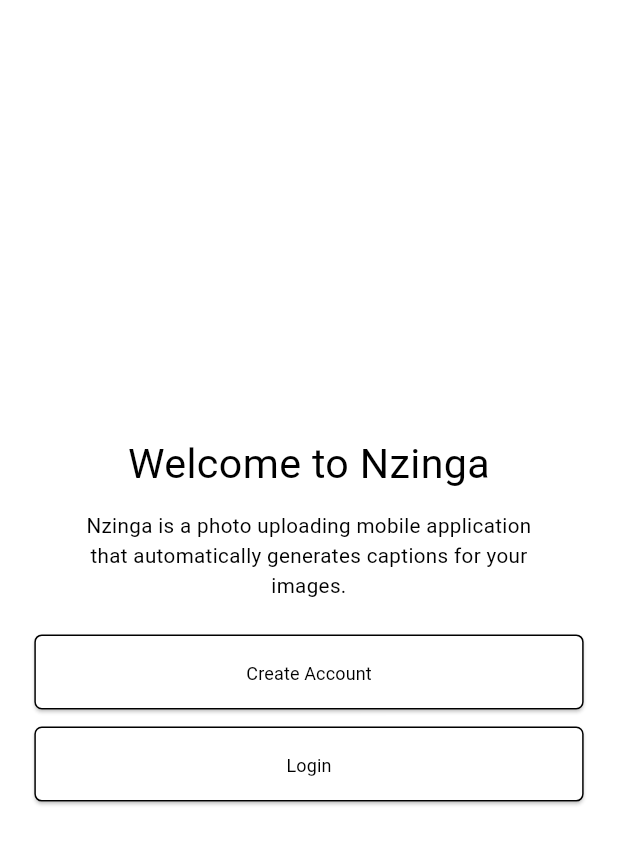
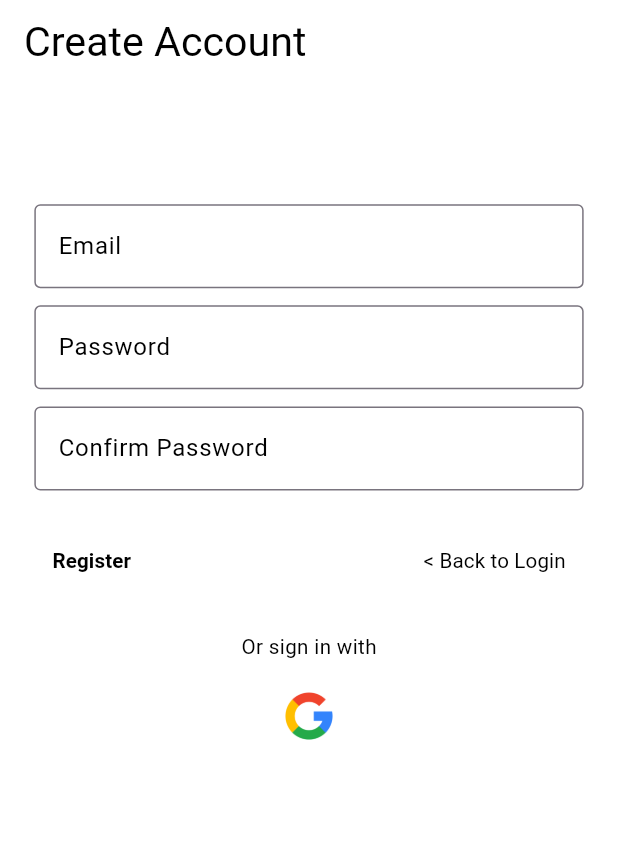
Before and after one commit to OkoroaforKelechiDivine/nzinger, a Flutter app: the screen it shows after launch, after a tap on "Create Account", on a phone screen of 412 x 824 dp. Shown: the top 845 px of the screen. Run offline on Flutter 3.47's test engine with Material 3 defaults, Android fonts, the phone set to English and light mode, and no system bars; our stand-ins replace flutter_screenutil, get_it, stacked; statements that could not run were skipped.

```diff
--- /dev/null
+++ b/lib/default_settings/app_text_field/app_text_field.dart
@@ -0,0 +1,32 @@
+import 'package:flutter/material.dart';
+import 'package:nzinga/app_theme/theme_manager.dart';
+
+class AppTextField extends StatelessWidget {
+  final String labelText;
+  final bool obscureText;
+
+  const AppTextField({
+    super.key,
+    required this.labelText,
+    this.obscureText = false,
+  });
+
+  @override
+  Widget build(BuildContext context) {
+    return TextField(
+      cursorColor: Colors.black,
+      decoration: InputDecoration(
+        labelText: labelText,
+        border: const OutlineInputBorder(),
+        focusedBorder: OutlineInputBorder(
+          borderSide: BorderSide(
+            color: AppColors.black,
+          ),
+        ),
+        labelStyle: TextStyle(color: AppColors.black),
+        floatingLabelStyle: TextStyle(color: AppColors.black),
+      ),
+      obscureText: obscureText,
+    );
+  }
+}
--- /dev/null
+++ b/lib/default_settings/constants/app_assets.dart
@@ -0,0 +1,3 @@
+class AppAssets{
+    static const String googleLogo = 'assets/png/google_image.png';
+}
--- /dev/null
+++ b/lib/view/auth/register/register_screen.dart
@@ -0,0 +1,55 @@
+import 'package:flutter/material.dart';
+import 'package:flutter_screenutil/flutter_screenutil.dart';
+import 'package:nzinga/app_theme/font_manager.dart';
+import 'package:nzinga/default_settings/app_text/app_text.dart';
+import 'package:nzinga/default_settings/app_text_field/app_text_field.dart';
+import 'package:nzinga/view/auth/widget/auth_text_buttons.dart';
+import 'package:nzinga/view/auth/widget/sign_in_options.dart';
+
+class RegisterScreen extends StatelessWidget {
+  const RegisterScreen({super.key});
+
+  @override
+  Widget build(BuildContext context) {
+    return Scaffold(
+      appBar: AppBar(
+        title: AppText(
+          text: 'Create Account',
+          fontSize: AppFontSize.s24.sp,
+        ),
+      ),
+      body: Center(
+        child: Padding(
+          padding: EdgeInsets.all(20.sp),
+          child: Column(
+            children: <Widget>[
+              SizedBox(height: 50.sp),
+              const AppTextField(
+                labelText: 'Email',
+              ),
+              SizedBox(height: 10.sp),
+              const AppTextField(
+                labelText: 'Password',
+                obscureText: true,
+              ),
+              SizedBox(height: 10.sp),
+              const AppTextField(
+                labelText: 'Confirm Password',
+                obscureText: true,
+              ),
+              SizedBox(height: 20.sp),
+              AuthTextButtons(
+                onRegisterPressed: () {},
+                onBackToLoginPressed: () {
+                  Navigator.pop(context);
+                },
+              ),
+              SizedBox(height: 20.sp),
+              const SignInWithOptions(),
+            ],
+          ),
+        ),
+      ),
+    );
+  }
+}
--- /dev/null
+++ b/lib/view/auth/widget/auth_text_buttons.dart
@@ -0,0 +1,39 @@
+import 'package:flutter/material.dart';
+import 'package:flutter_screenutil/flutter_screenutil.dart';
+import 'package:nzinga/app_theme/font_manager.dart';
+import 'package:nzinga/default_settings/app_text/app_text.dart';
+
+class AuthTextButtons extends StatelessWidget {
+  final VoidCallback onRegisterPressed;
+  final VoidCallback onBackToLoginPressed;
+
+  const AuthTextButtons({
+    super.key,
+    required this.onRegisterPressed,
+    required this.onBackToLoginPressed,
+  });
+
+  @override
+  Widget build(BuildContext context) {
+    return Row(
+      children: [
+        TextButton(
+          onPressed: onRegisterPressed,
+          child: AppText(
+            text: 'Register',
+            fontWeight: AppFontWeight.bold,
+            fontSize: AppFontSize.s12.sp,
+          ),
+        ),
+        const Spacer(),
+        TextButton(
+          onPressed: onBackToLoginPressed,
+          child: AppText(
+            text: '< Back to Login',
+            fontSize: AppFontSize.s12.sp,
+          ),
+        ),
+      ],
+    );
+  }
+}
--- /dev/null
+++ b/lib/view/auth/widget/sign_in_options.dart
@@ -0,0 +1,37 @@
+import 'package:flutter/material.dart';
+import 'package:flutter_screenutil/flutter_screenutil.dart';
+import 'package:nzinga/app_theme/font_manager.dart';
+import 'package:nzinga/default_settings/app_text/app_text.dart';
+import 'package:nzinga/default_settings/constants/app_assets.dart';
+
+class SignInWithOptions extends StatelessWidget {
+  const SignInWithOptions({super.key});
+
+  @override
+  Widget build(BuildContext context) {
+    return Column(
+      children: [
+        AppText(
+          text: 'Or sign in with',
+          fontSize: AppFontSize.s12.sp,
+        ),
+        SizedBox(height: 10.sp),
+        Row(
+          mainAxisAlignment: MainAxisAlignment.center,
+          children: [
+            IconButton(
+              icon: Image.asset(
+                AppAssets.googleLogo,
+                height: 30.sp,
+                width: 30.sp,
+                fit: BoxFit.cover,
+              ),
+              iconSize: 30.sp,
+              onPressed: () {},
+            ),
+          ],
+        ),
+      ],
+    );
+  }
+}
--- a/lib/view/authentication/authentication_screen.dart
+++ b/lib/view/intro/intro_screen.dart
@@ -1,8 +1,10 @@
 import 'package:flutter/material.dart';
 import 'package:flutter_screenutil/flutter_screenutil.dart';
 import 'package:nzinga/app_theme/font_manager.dart';
+import 'package:nzinga/core/locator/locator.dart';
 import 'package:nzinga/default_settings/app_button/app_button.dart';
 import 'package:nzinga/default_settings/app_text/app_text.dart';
+import 'package:nzinga/view/auth/register/register_screen.dart';
 
 class AuthenticationScreen extends StatelessWidget {
   const AuthenticationScreen({super.key});
@@ -35,7 +37,9 @@ class AuthenticationScreen extends StatelessWidget {
 
               AppButton(
                 text: 'Create Account',
-                onPressed: () {},
+                onPressed: () {
+                  navigationService.pushReplacement(const RegisterScreen());
+                },
               ),
               SizedBox(height: 10.sp),
               AppButton(
--- a/lib/view_model/splash/splash_viewmodel.dart
+++ b/lib/view_model/splash/splash_viewmodel.dart
@@ -1,5 +1,5 @@
 import 'package:nzinga/core/locator/locator.dart';
-import 'package:nzinga/view/authentication/authentication_screen.dart';
+import 'package:nzinga/view/intro/intro_screen.dart';
 import 'package:stacked/stacked.dart';
 
 class SplashScreenViewModel extends BaseViewModel {
```
Also changed, not shown: pubspec.yaml (+4 -3 lines), assets/png/google_image.png (added).
